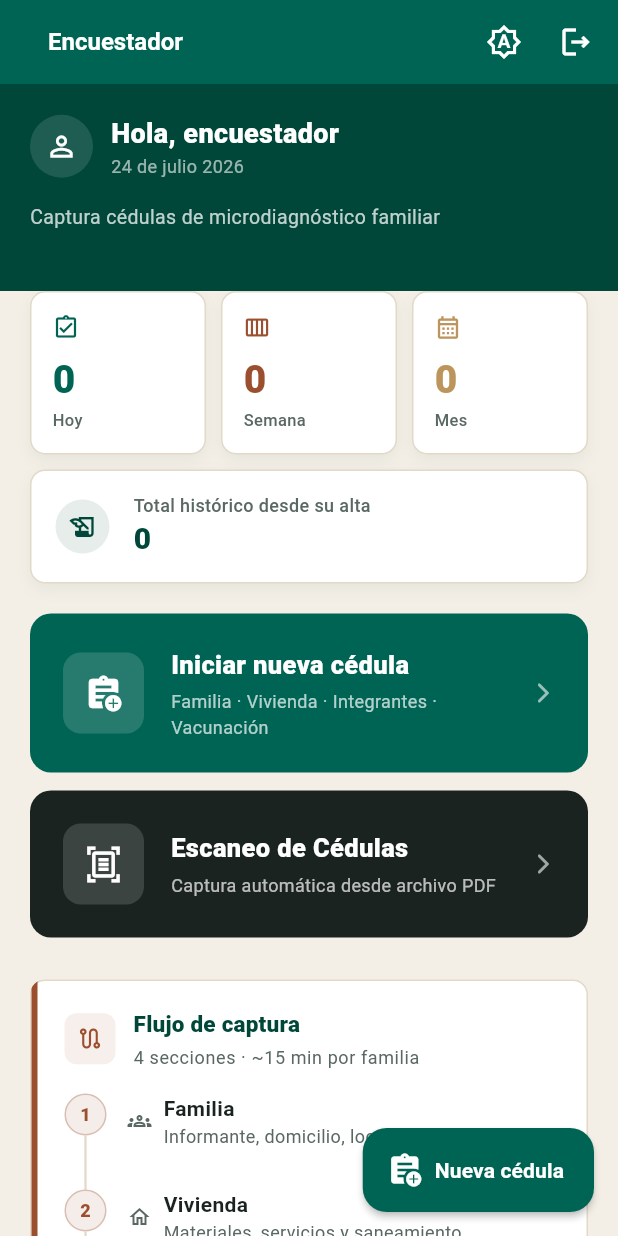
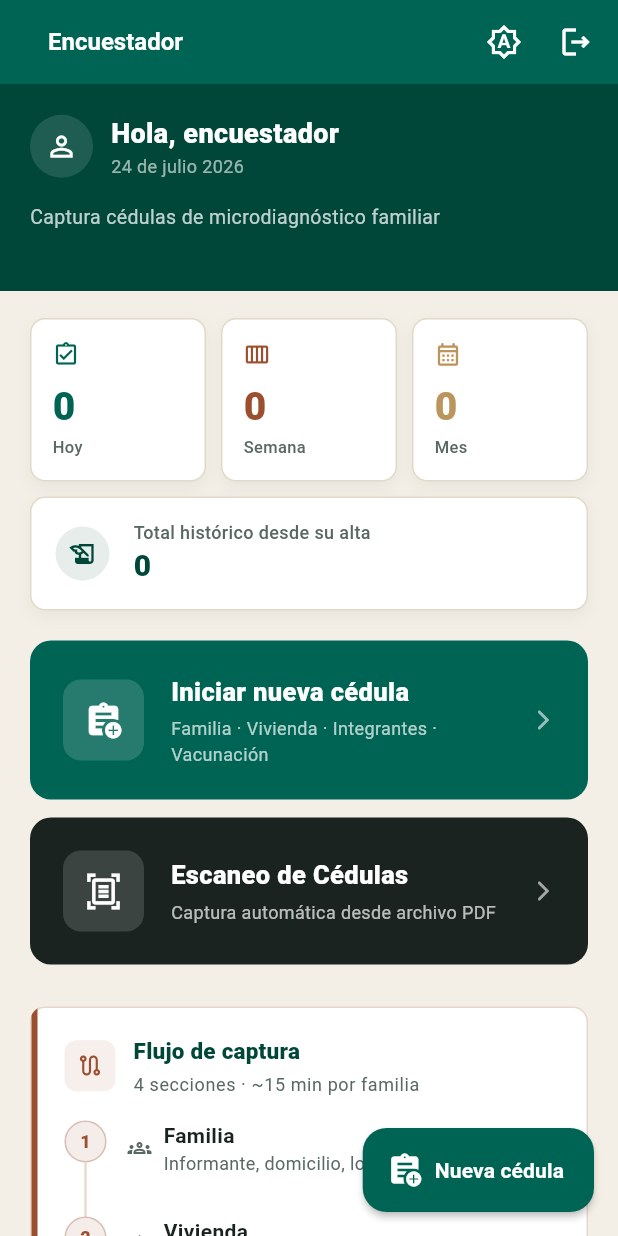
Before and after one commit to IDS-HUGO/SUMS_MOBILE, a Flutter app: the HomeEncuestadorPage screen opened by its route, on a phone screen of 412 x 824 dp. Run offline on Flutter 3.47's test engine with Material 3 defaults, Android fonts, the phone set to English and light mode, and no system bars; our stand-ins replace connectivity_plus, drift, file_picker, flutter_riverpod, flutter_secure_storage, get_it and 2 more; missing offline and left inert: encrypt, flutter_jailbreak_detection, workmanager; accounts and stored records are empty; generated files the repository leaves out were written again; network calls fail; Roboto replaces fonts that are missing (Arial); statements that could not run were skipped.

Commit message:
ARREGLO DE UI

```diff
--- a/lib/features/auth/presentation/pages/home_encuestador_page.dart
+++ b/lib/features/auth/presentation/pages/home_encuestador_page.dart
@@ -123,7 +123,7 @@ class _HomeEncuestadorPageState extends ConsumerState<HomeEncuestadorPage> {
 
                   // ── Métricas ────────────────────────────────────────────────────
                   SliverPadding(
-                    padding: const EdgeInsets.fromLTRB(20, 0, 20, 4),
+                    padding: const EdgeInsets.fromLTRB(20, 18, 20, 4),
                     sliver: SliverToBoxAdapter(
                       child: _MetricsRow(
                         cedulasHoy: estadisticas.resumen?.hoy ?? 0,
```
